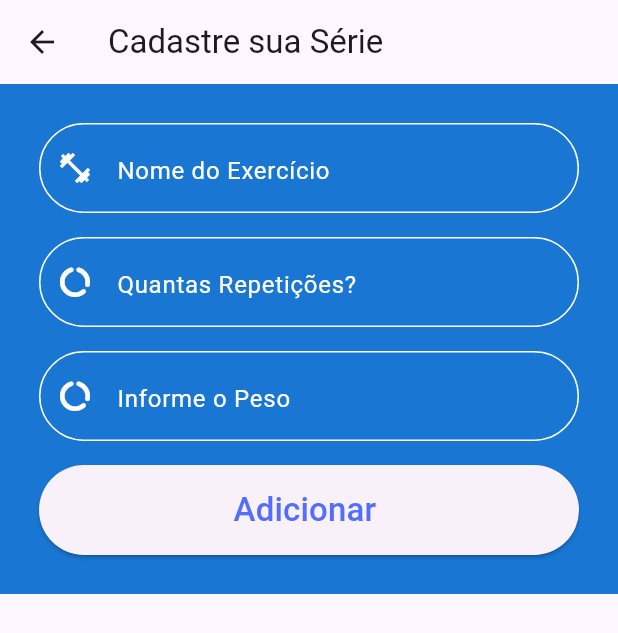
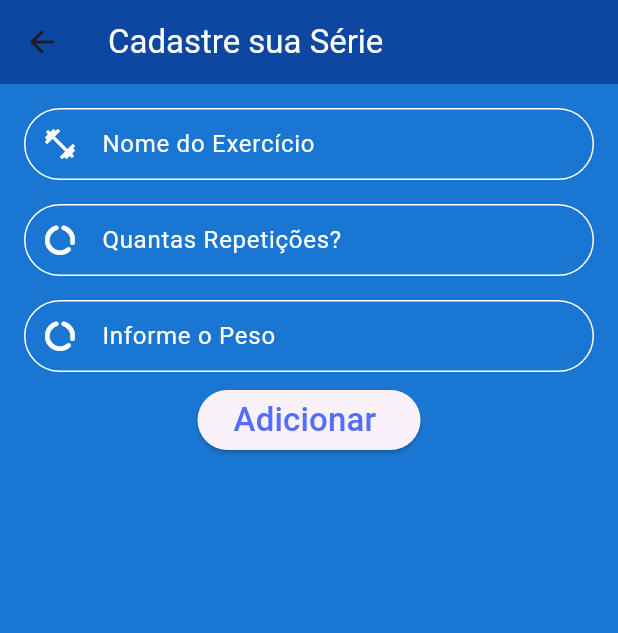
Before and after one commit to lorran123lorran/projeto-fluter-exercicios-rest-api, a Flutter app: the FormScreen screen opened by its route, on a phone screen of 412 x 824 dp. Shown: the top 633 px of the screen. Run offline on Flutter 3.47's test engine with Material 3 defaults, Android fonts, the phone set to English and light mode, and no system bars; our stand-ins replace fluttertoast.

Commit message:
Entrega Versão final 1.4

```diff
--- a/lib/componentes/exercicio_form.dart
+++ b/lib/componentes/exercicio_form.dart
@@ -17,26 +17,18 @@ class ExercicioForm extends StatelessWidget {
     final exercProvider = context.watch<ExercProvider>();
     final addExerc = exercProvider.addExerc;
 
-    return Container(
-      color: Colors.blue.shade700,
-      child: SizedBox(
-        child: Padding(
+    return Padding(
       padding: const EdgeInsets.all(8.0),
-          child: Container(
-            padding: const EdgeInsets.all(10),
       child: SizedBox(
         child: Column(
           children: [
             Padding(
               padding: const EdgeInsets.all(8.0),
-                    child: SizedBox(
-                      width: MediaQuery.of(context).size.width,
-                      height: 60,
               child: TextField(
                 textAlign: TextAlign.center,
                 controller: nomeExercicioController,
                 decoration: const InputDecoration(
-                          contentPadding: EdgeInsets.all(20.0),
+                  contentPadding: EdgeInsets.all(8.0),
                   prefixIcon: Icon(
                     Icons.fitness_center,
                     color: Colors.white,
@@ -57,17 +49,14 @@ class ExercicioForm extends StatelessWidget {
                 ),
               ),
             ),
-                  ),
             Padding(
               padding: const EdgeInsets.all(8.0),
               child: SizedBox(
-                      width: MediaQuery.of(context).size.width,
-                      height: 60,
                 child: TextField(
                   textAlign: TextAlign.center,
                   controller: repeticoesController,
                   decoration: const InputDecoration(
-                          contentPadding: EdgeInsets.all(20.0),
+                    contentPadding: EdgeInsets.all(8.0),
                     prefixIcon: Icon(
                       Icons.data_usage_rounded,
                       color: Colors.white,
@@ -90,13 +79,11 @@ class ExercicioForm extends StatelessWidget {
             Padding(
               padding: const EdgeInsets.all(8.0),
               child: SizedBox(
-                      width: MediaQuery.of(context).size.width,
-                      height: 60,
                 child: TextField(
                   textAlign: TextAlign.center,
                   controller: pesoController,
                   decoration: const InputDecoration(
-                          contentPadding: EdgeInsets.all(20.0),
+                    contentPadding: EdgeInsets.all(8.0),
                     prefixIcon: Icon(
                       Icons.data_usage_rounded,
                       color: Colors.white,
@@ -116,11 +103,7 @@ class ExercicioForm extends StatelessWidget {
                 ),
               ),
             ),
-                  Padding(
-                    padding: const EdgeInsets.all(8.0),
-                    child: SizedBox(
-                      width: MediaQuery.of(context).size.width,
-                      height: 60,
+            SizedBox(
                child: ElevatedButton(
                 onPressed: () {
                   String nomeExercicio = nomeExercicioController.text;
@@ -149,11 +132,7 @@ class ExercicioForm extends StatelessWidget {
                         fontSize: 22, color: Colors.indigoAccent)),
               ),
             ),
-                  ),
           ],
-              ),
-            ),
-          ),
         ),
       ),
     );
--- a/lib/screens/form_screen.dart
+++ b/lib/screens/form_screen.dart
@@ -8,8 +8,11 @@ class FormScreen extends StatelessWidget {
   @override
   Widget build(BuildContext context) {
     return Scaffold(
+      backgroundColor: Colors.blue.shade700,
+            resizeToAvoidBottomInset: false,
             appBar: AppBar(
-        title: const Text('Cadastre sua Série'),
+              backgroundColor: Colors.blue.shade900,
+              title: const Text('Cadastre sua Série', style: TextStyle(color: Colors.white),),
             ),
             body: Column(
               crossAxisAlignment: CrossAxisAlignment.center,
```
Also changed, not shown: lib/componentes/exercicio_form_edit.dart (+5 -26 lines), lib/screens/form_screen_edit.dart (+6 -1 lines), lib/screens/serie_a.dart (+6 -1 lines). Lines whose indentation alone changed are shown as unchanged.
